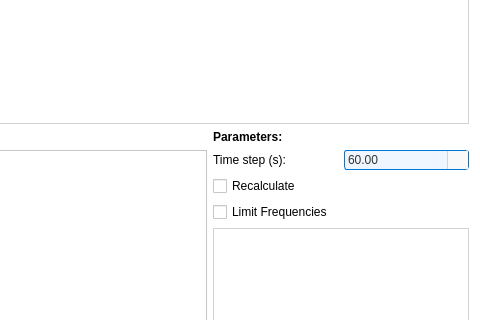
Qt form pastrocore/gui_pyside/dialog_calculations.ui (Torward1024/pAstroCORE) before a commit; both pictures show x 191 to 671 and y 107 to 427 of the 671 by 628 pixel window.
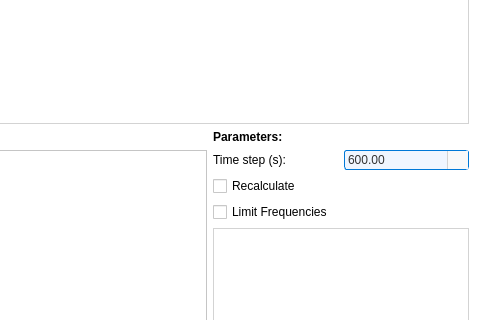
The same form after that commit. Icons and pictures are not drawn.

The edit to the form file:
```diff
--- a/pastrocore/gui_pyside/dialog_calculations.ui
+++ b/pastrocore/gui_pyside/dialog_calculations.ui
@@ -269,7 +269,7 @@
           <double>3600.000000000000000</double>
          </property>
          <property name="value">
-          <double>60.000000000000000</double>
+          <double>600.000000000000000</double>
          </property>
         </widget>
        </item>
```
